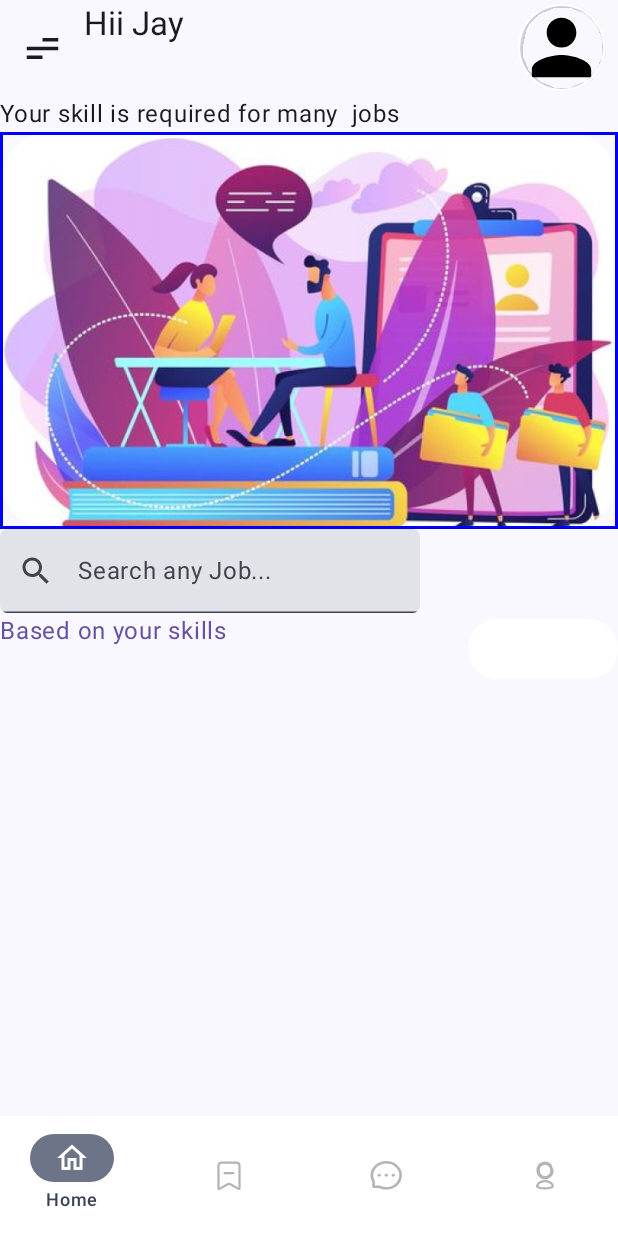
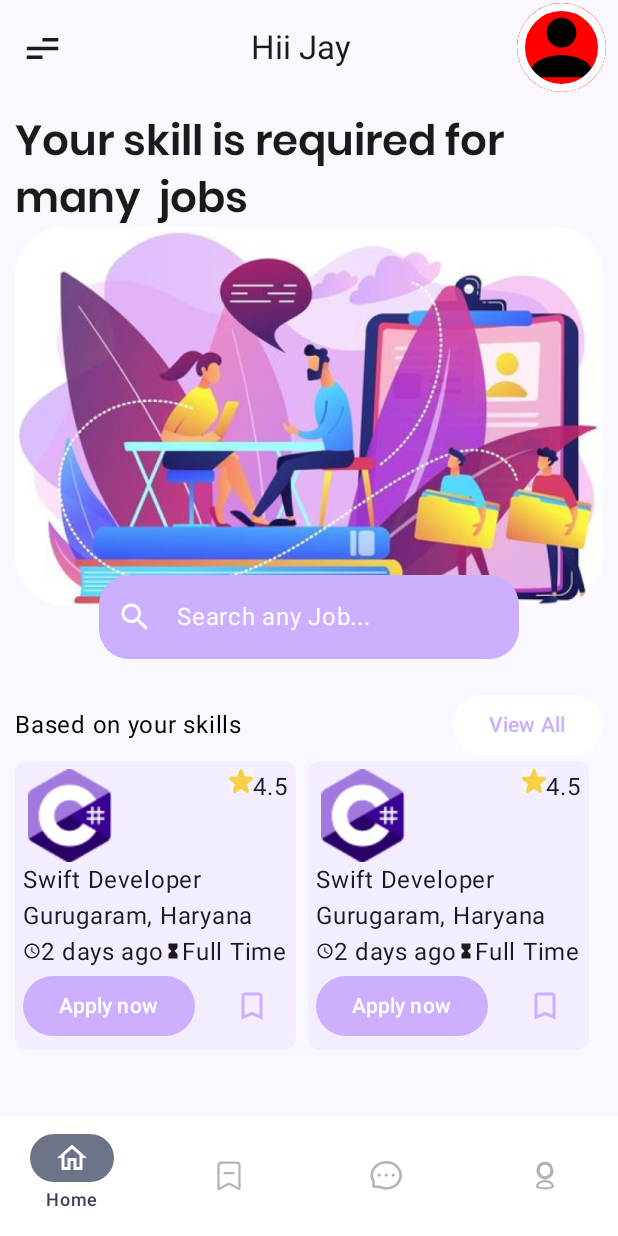
Before and after one commit to donmarsh/compose-challenge-weekly, an Android app built with Jetpack Compose: the screen it shows after launch (MainActivity), on a phone screen of 412 x 824 dp. Run offline under Robolectric (Android 15) with nearby library versions, the phone set to English and light mode, and no system bars; our stand-ins replace Room's generated code.

Commit message:
Added fonts and updated lazy row for showing jobs.

```diff
--- a/app/build.gradle
+++ b/app/build.gradle
@@ -2,6 +2,8 @@ plugins {
     id 'kotlin-kapt'
     id 'com.android.application'
     id 'org.jetbrains.kotlin.android'
+    id 'com.google.devtools.ksp'
+
 }
 
 android {
@@ -62,7 +64,7 @@ dependencies {
 
     implementation "androidx.room:room-runtime:$room_version"
     implementation "androidx.room:room-ktx:$room_version"
-    kapt "androidx.room:room-compiler:$room_version"
+    ksp "androidx.room:room-compiler:$room_version"
     annotationProcessor "androidx.room:room-compiler:$room_version"
 
     implementation 'androidx.core:core-ktx:1.10.1'
@@ -77,6 +79,7 @@ dependencies {
     implementation "androidx.compose.material3:material3:1.1.1"
     implementation 'androidx.compose.material:material-icons-extended:1.6.0-alpha01'
     implementation "androidx.compose.material3:material3-window-size-class:1.1.1"
+    implementation "io.coil-kt:coil-compose:2.4.0"
     testImplementation 'junit:junit:4.13.2'
     androidTestImplementation 'androidx.test.ext:junit:1.1.5'
     androidTestImplementation 'androidx.test.espresso:espresso-core:3.5.1'
--- a/app/src/main/java/org/marshsoft/jobsearch/views/HomePage.kt
+++ b/app/src/main/java/org/marshsoft/jobsearch/views/HomePage.kt
@@ -1,15 +1,24 @@
 package org.marshsoft.jobsearch.views
 
+import android.widget.Toast
 import androidx.compose.foundation.Image
 import androidx.compose.foundation.background
 import androidx.compose.foundation.border
+import androidx.compose.foundation.horizontalScroll
+import androidx.compose.foundation.layout.Arrangement
+import androidx.compose.foundation.layout.Box
 import androidx.compose.foundation.layout.Column
+import androidx.compose.foundation.layout.IntrinsicSize
 import androidx.compose.foundation.layout.Row
 import androidx.compose.foundation.layout.Spacer
 import androidx.compose.foundation.layout.fillMaxHeight
 import androidx.compose.foundation.layout.fillMaxWidth
 import androidx.compose.foundation.layout.height
+import androidx.compose.foundation.layout.offset
+import androidx.compose.foundation.layout.padding
 import androidx.compose.foundation.layout.width
+import androidx.compose.foundation.lazy.LazyRow
+import androidx.compose.foundation.lazy.items
 import androidx.compose.foundation.rememberScrollState
 import androidx.compose.foundation.shape.CircleShape
 import androidx.compose.foundation.shape.RoundedCornerShape
@@ -17,32 +26,44 @@ import androidx.compose.foundation.text.InlineTextContent
 import androidx.compose.foundation.text.appendInlineContent
 import androidx.compose.foundation.verticalScroll
 import androidx.compose.material.icons.Icons
+import androidx.compose.material.icons.filled.HourglassFull
 import androidx.compose.material.icons.filled.Search
+import androidx.compose.material.icons.outlined.BookmarkBorder
+import androidx.compose.material.icons.outlined.Schedule
 import androidx.compose.material3.Button
 import androidx.compose.material3.ButtonDefaults
 import androidx.compose.material3.ExperimentalMaterial3Api
 import androidx.compose.material3.Icon
 import androidx.compose.material3.IconButton
+import androidx.compose.material3.IconButtonDefaults
 import androidx.compose.material3.NavigationBar
 import androidx.compose.material3.NavigationBarItem
 import androidx.compose.material3.Scaffold
 import androidx.compose.material3.Text
 import androidx.compose.material3.TextField
+import androidx.compose.material3.TextFieldDefaults
 import androidx.compose.material3.TopAppBar
 import androidx.compose.runtime.Composable
 import androidx.compose.runtime.getValue
 import androidx.compose.runtime.mutableStateOf
 import androidx.compose.runtime.remember
 import androidx.compose.runtime.setValue
+import androidx.compose.ui.Alignment
 import androidx.compose.ui.Modifier
 import androidx.compose.ui.draw.clip
-import androidx.compose.ui.draw.shadow
 import androidx.compose.ui.graphics.Color
 import androidx.compose.ui.graphics.vector.ImageVector
+import androidx.compose.ui.layout.ContentScale
+import androidx.compose.ui.platform.LocalContext
 import androidx.compose.ui.res.painterResource
 import androidx.compose.ui.text.Placeholder
 import androidx.compose.ui.text.PlaceholderVerticalAlign
+import androidx.compose.ui.text.TextStyle
 import androidx.compose.ui.text.buildAnnotatedString
+import androidx.compose.ui.text.font.Font
+import androidx.compose.ui.text.font.FontFamily
+import androidx.compose.ui.text.font.FontWeight
+import androidx.compose.ui.text.style.TextAlign
 import androidx.compose.ui.unit.dp
 import androidx.compose.ui.unit.sp
 import androidx.navigation.NavHostController
@@ -52,14 +73,20 @@ import org.marshsoft.jobsearch.NavHostContainer
 import org.marshsoft.jobsearch.R
 import org.marshsoft.jobsearch.entities.Job
 import org.marshsoft.jobsearch.ui.theme.CardPurple
-import org.marshsoft.jobsearch.ui.theme.Purple40
+import org.marshsoft.jobsearch.ui.theme.MainPurple
 
 @Composable
 fun JobCardItem(job: Job){
-    Column(modifier = Modifier
+    Box(modifier = Modifier
+        .clip(RoundedCornerShape(8.dp))
         .background(CardPurple)
-        .clip(RoundedCornerShape(5.dp))) {
-        Row() {
+        .padding(5.dp))
+    {
+        Column(modifier = Modifier.width(IntrinsicSize.Max))
+        {
+            Row(modifier = Modifier
+                .fillMaxWidth(),
+            ) {
                 Image(
                     painter = painterResource(id = R.drawable.csharpicon),
                     contentDescription = "Job Icon",
@@ -69,7 +96,6 @@ fun JobCardItem(job: Job){
                         .clip(RoundedCornerShape(2.dp))
                 )
                 Spacer(modifier = Modifier.weight(1f))
-            Row(){
                     Image(
                         painter = painterResource(id = R.drawable.vectorstar),
                         contentDescription = "star",
@@ -77,16 +103,35 @@ fun JobCardItem(job: Job){
                             .width(16.dp)
                             .height(16.dp))
                     Text("4.5")
-            }
+
             }
             Text("Swift Developer")
             Text("Gurugaram, Haryana")
-        Row() {
+            Row(modifier = Modifier.fillMaxWidth()) {
+                TextWithIcon(imageVector = Icons.Outlined.Schedule, text = "2 days ago")
+                TextWithIcon(imageVector = Icons.Filled.HourglassFull , text = "Full Time")
+            }
+            Row(modifier = Modifier.fillMaxWidth(), horizontalArrangement = Arrangement.SpaceBetween){
+                Button(onClick = { /*TODO*/ }, colors = ButtonDefaults.buttonColors(containerColor = MainPurple, contentColor = Color.White)) {
+                    Text("Apply now")
+                }
+                IconButton(onClick = { /*TODO*/ },
+                    colors = IconButtonDefaults.iconButtonColors(containerColor = Color.Transparent, contentColor = Color.White))
+                {
+                    Icon(imageVector = Icons.Outlined.BookmarkBorder,
+                        contentDescription = "burger icon",
+                        tint = MainPurple)
+
+                }
+            }
+
 
             }
 
 
         }
+
+
 }
 @Composable
 fun TextWithIcon(imageVector:ImageVector, text:String)
@@ -114,27 +159,38 @@ fun TextWithIcon(imageVector:ImageVector, text:String)
 
 }
 @Composable
-fun JobCardList(){
+fun JobCardList(jobs:List<Job>){
+    LazyRow(modifier = Modifier
+        .fillMaxWidth(),
+        horizontalArrangement = Arrangement.spacedBy(8.dp)){
+        items(jobs){job->
+            JobCardItem(job = job)
 
+        }
+    }
 }
 @OptIn(ExperimentalMaterial3Api::class)
 @Composable
 fun TopBar(){
+    val context = LocalContext.current
     TopAppBar(
         title = {
-            Row() {
-                Text("Hii Jay")
-                Spacer(modifier = Modifier.weight(1f,true))
+            Row(verticalAlignment = Alignment.CenterVertically, horizontalArrangement = Arrangement.SpaceBetween) {
+                Text("Hii Jay", modifier = Modifier.weight(1f), textAlign = TextAlign.Center)
                 Image(painter = painterResource(id = R.drawable.baseline_person_24),
                     contentDescription = "person",
                     modifier = Modifier
                         .width(59.dp)
                         .height(59.dp)
                         .clip(CircleShape)
-                        .border(2.dp, Color.White, CircleShape)
-                        .shadow(2.dp, CircleShape))
+                        .background(color = Color.Red)
+                        .border(5.dp, Color.White, CircleShape)
+
+                        )
+
+
             }},
-        navigationIcon = { IconButton(onClick = { /*TODO*/ }) {
+        navigationIcon = { IconButton(onClick = { Toast.makeText(context,"hello",Toast.LENGTH_SHORT).show() }) {
             Icon(painter = painterResource(R.drawable.vectorburger), contentDescription = "burger icon")
         }},
         modifier = Modifier.background(color = Color.White)
@@ -195,30 +251,62 @@ fun HomeScreen(){
     Column(modifier = Modifier
         .fillMaxWidth()
         .fillMaxHeight()
-        .verticalScroll(rememberScrollState())) {
-        Text("Your skill is required for many  jobs")
+        .padding(10.dp)
+        .verticalScroll(rememberScrollState()),
+    horizontalAlignment = Alignment.CenterHorizontally) {
+        Text("Your skill is required for many  jobs",style = TextStyle(
+            fontSize = 28.sp,
+            lineHeight = 38.sp,
+            fontFamily = FontFamily(Font(R.font.poppins_semibold)),
+            fontWeight = FontWeight(600),
+            color = Color(0xFF1A1A1A)
+        ) )
         Image(painter = painterResource(id = R.drawable.rectangle_1homepage),
             contentDescription ="Image of people interviewing",
             modifier = Modifier
                 .fillMaxWidth()
-                .border(2.dp, Color.Blue)
-                .clip(RoundedCornerShape(5.dp)))
-        TextField(value = value,
+                .clip(RoundedCornerShape(20.dp)),
+            contentScale = ContentScale.FillWidth)
+        TextField(value = value, colors = TextFieldDefaults.colors(
+            cursorColor = Color.White,
+            focusedContainerColor = MainPurple,
+            unfocusedContainerColor = MainPurple,
+            focusedTextColor = Color.White,
+            unfocusedPlaceholderColor = Color.White,
+            focusedPlaceholderColor = Color.White,
+            unfocusedTextColor = Color.White,
+            focusedIndicatorColor = Color.Transparent,
+            unfocusedIndicatorColor = Color.Transparent,
+            disabledIndicatorColor = Color.Transparent,
+
+        ),
             onValueChange = {newText->value = newText},
-            modifier = Modifier.clip(RoundedCornerShape(5.dp)),
+            modifier = Modifier
+                .offset(y = (-20).dp)
+                .clip(RoundedCornerShape(20.dp))
+                        ,
             placeholder = {Text("Search any Job...")},
-            leadingIcon = {Icon(imageVector = Icons.Default.Search, contentDescription = null)}
+            leadingIcon = {Icon(imageVector = Icons.Default.Search, tint = Color.White, contentDescription = null)}
         )
-        Row(modifier = Modifier.fillMaxWidth()) {
-            Text("Based on your skills", color = Purple40)
-            Spacer(modifier = Modifier.weight(1f))
+        Row(modifier = Modifier.fillMaxWidth(), verticalAlignment = Alignment.CenterVertically, horizontalArrangement = Arrangement.SpaceBetween) {
+            Text("Based on your skills", color = Color.Black)
             Button(onClick = { /*TODO*/ },
-                colors = ButtonDefaults.buttonColors(containerColor = Color.White)) {
+                colors = ButtonDefaults.buttonColors(containerColor = Color.White, contentColor = MainPurple)) {
                 Text("View All")
             }
 
         }
-        JobCardList()
+        val firstJob = Job(id = 1,
+            location = "Gurugram, Haryana",
+            jobTitle = "Swift Developer",
+            companyDetails = "Company Details", jobType = "Full Time", description = "description",
+            jobPostDate = "25-07-2023", imageUrl = "https://res.cloudinary.com/ds8ursyfi/image/upload/v1690368712/jobs/swift.png")
+        val secondJob = Job(id = 2,
+            location = "Gurugram, Haryana",
+            jobTitle = "Swift Developer",
+            companyDetails = "Company Details", jobType = "Full Time", description = "description",
+            jobPostDate = "25-07-2023", imageUrl = "https://res.cloudinary.com/ds8ursyfi/image/upload/v1690368732/jobs/Group_1286csharpicon.png ")
+        JobCardList(arrayListOf(firstJob, secondJob))
 
     }
 }
--- a/build.gradle
+++ b/build.gradle
@@ -1,6 +1,8 @@
 // Top-level build file where you can add configuration options common to all sub-projects/modules.
 plugins {
-    id 'com.android.application' version '8.0.2' apply false
-    id 'com.android.library' version '8.0.2' apply false
+    id 'com.android.application' version '8.1.0' apply false
+    id 'com.android.library' version '8.1.0' apply false
     id "org.jetbrains.kotlin.android" version "1.9.0" apply false
+    id 'com.google.devtools.ksp' version '1.9.0-1.0.12' apply false
+
 }
```
Also changed, not shown: app/src/main/res/drawable/swift.png (added), app/src/main/res/font/poppins.ttf (added), app/src/main/res/font/poppins_semibold.ttf (added). Lines whose indentation alone changed are shown as unchanged.
